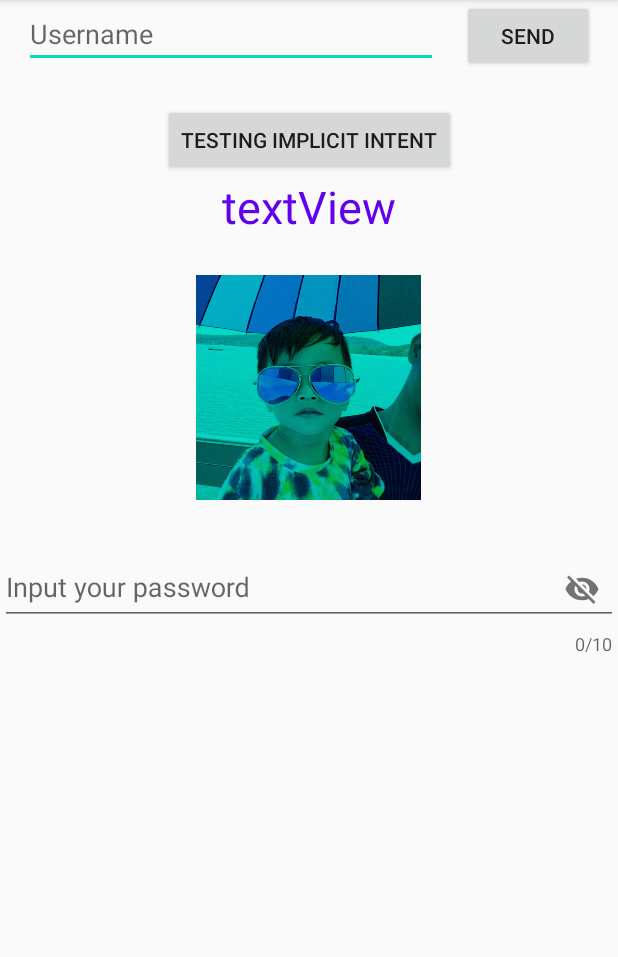
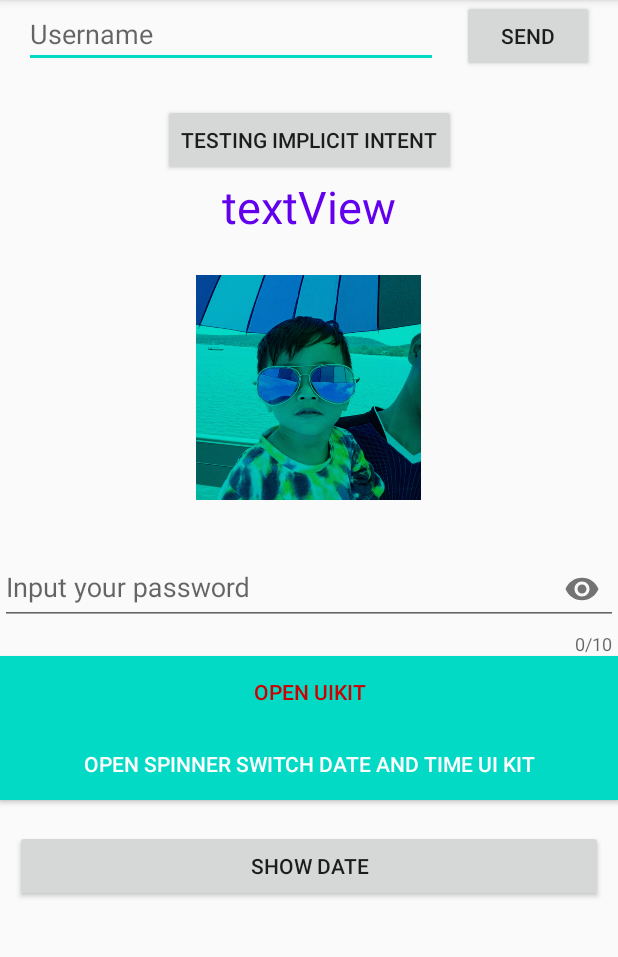
Before and after one commit to phirumtan/AndroidG1-aft-, an Android app: the screen it shows after launch (MainActivity), in the options menu, after a tap on "Grid", on a phone screen of 412 x 824 dp, the part 84-1041 px from its top. Run offline under Robolectric (Android 15) with nearby library versions, the phone set to English and light mode, and no system bars.

Commit message:
add new ui kit

```diff
--- a/app/src/main/AndroidManifest.xml
+++ b/app/src/main/AndroidManifest.xml
@@ -9,7 +9,8 @@
         android:roundIcon="@mipmap/ic_launcher_round"
         android:supportsRtl="true"
         android:theme="@style/AppTheme">
-
+        <activity android:name=".SpinnerSwitchDateTimeActivity"></activity>
+        <activity android:name=".UIKitActivity" />
         <activity
             android:name=".MainActivity"
             android:label="@string/app_name"
@@ -20,8 +21,7 @@
                 <category android:name="android.intent.category.LAUNCHER" />
             </intent-filter>
         </activity>
-
-        <activity android:name=".DisplayActivity"></activity>
+        <activity android:name=".DisplayActivity" />
     </application>
 
 </manifest>
--- a/app/src/main/java/com/gsmarena/firstsample/MainActivity.java
+++ b/app/src/main/java/com/gsmarena/firstsample/MainActivity.java
@@ -31,6 +31,7 @@ public class MainActivity extends AppCompatActivity {
     private AppCompatTextView mText;
 
     private AppCompatButton mBtnIntent;
+    private AppCompatButton mBtnOpenUIKit;
 
     @Override
     protected void onCreate(Bundle savedInstanceState) {
@@ -56,6 +57,8 @@ public class MainActivity extends AppCompatActivity {
         mText = findViewById(R.id.text);
 
         mBtnIntent = findViewById(R.id.btn_implicit_intent);
+
+        mBtnOpenUIKit = findViewById(R.id.btn_open_ui_kit);
 
 
         mBtnSend.setOnClickListener(new View.OnClickListener() {
@@ -87,6 +90,32 @@ public class MainActivity extends AppCompatActivity {
                         .startChooser();
 
 
+            }
+        });
+
+        mBtnOpenUIKit.setOnClickListener(new View.OnClickListener() {
+            @Override
+            public void onClick(View v) {
+                Intent intent = new Intent(v.getContext(), UIKitActivity.class);
+                startActivity(intent);
+            }
+        });
+
+        AppCompatButton btnOpenUIKit1 = findViewById(R.id.btn_open_ui_kit_1);
+
+        btnOpenUIKit1.setOnClickListener(new View.OnClickListener() {
+            @Override
+            public void onClick(View v) {
+                Intent intent = new Intent(v.getContext(), SpinnerSwitchDateTimeActivity.class);
+                startActivity(intent);
+            }
+        });
+
+        AppCompatButton btn_show_date = findViewById(R.id.btn_show_date);
+        btn_show_date.setOnClickListener(new View.OnClickListener() {
+            @Override
+            public void onClick(View v) {
+                new DatePickerFragment().show(getSupportFragmentManager(), "DatePicker");
             }
         });
     }
--- /dev/null
+++ b/app/src/main/java/com/gsmarena/firstsample/SpinnerSwitchDateTimeActivity.java
@@ -0,0 +1,14 @@
+package com.gsmarena.firstsample;
+
+import android.os.Bundle;
+
+import androidx.appcompat.app.AppCompatActivity;
+
+public class SpinnerSwitchDateTimeActivity extends AppCompatActivity {
+
+    @Override
+    protected void onCreate(Bundle savedInstanceState) {
+        super.onCreate(savedInstanceState);
+        setContentView(R.layout.activity_spinner_switch_date_time);
+    }
+}
--- a/app/src/main/res/layout/activity_main.xml
+++ b/app/src/main/res/layout/activity_main.xml
@@ -81,19 +81,43 @@
             android:layout_height="wrap_content"/>-->
 
         <com.google.android.material.textfield.TextInputLayout
+            android:layout_width="match_parent"
+            android:layout_height="wrap_content"
+            android:hint="Input your password"
             app:counterEnabled="true"
             app:counterMaxLength="10"
-            app:passwordToggleEnabled="true"
-            android:hint="Input your password"
-            android:layout_width="match_parent"
-            android:layout_height="wrap_content">
+            app:passwordToggleEnabled="true">
 
             <com.google.android.material.textfield.TextInputEditText
-                android:inputType="numberPassword"
                 android:layout_width="match_parent"
-                android:layout_height="wrap_content"/>
+                android:layout_height="wrap_content"
+                android:inputType="numberPassword" />
         </com.google.android.material.textfield.TextInputLayout>
 
+        <androidx.appcompat.widget.AppCompatButton
+            android:id="@+id/btn_open_ui_kit"
+            android:layout_width="match_parent"
+            android:layout_height="wrap_content"
+            android:background="@color/design_default_color_secondary"
+            android:text="Open UIKIt"
+            android:textColor="#ffcc0000" />
+
+        <androidx.appcompat.widget.AppCompatButton
+            android:id="@+id/btn_open_ui_kit_1"
+            android:layout_width="match_parent"
+            android:layout_height="wrap_content"
+            android:background="@color/design_default_color_secondary"
+            android:text="Open Spinner Switch Date and Time UI KIt"
+            android:textColor="#FFFFFFFF" />
+
+        <androidx.appcompat.widget.AppCompatButton
+            android:id="@+id/btn_show_date"
+            android:layout_width="match_parent"
+            android:layout_height="wrap_content"
+            android:layout_marginStart="10dp"
+            android:layout_marginTop="20dp"
+            android:layout_marginEnd="10dp"
+            android:text="Show Date" />
 
     </LinearLayout>
 
--- a/app/src/main/res/values/strings.xml
+++ b/app/src/main/res/values/strings.xml
@@ -4,4 +4,10 @@
     <string name="title_grid">Grid</string>
     <string name="title_list">List</string>
     <string name="action_setting">Settings</string>
+    <string-array name="drop_list">
+        <item>Item 1</item>
+        <item>Item 2</item>
+        <item>Item 3</item>
+        <item>Item 4</item>
+    </string-array>
 </resources>
```
Also changed, not shown: app/src/main/java/com/gsmarena/firstsample/DatePickerFragment.java (added, +32 -0 lines), app/src/main/java/com/gsmarena/firstsample/UIKitActivity.java (added, +14 -0 lines), app/src/main/res/layout/activity_spinner_switch_date_time.xml (added, +46 -0 lines), app/src/main/res/layout/activity_u_i_kit.xml (added, +61 -0 lines).
